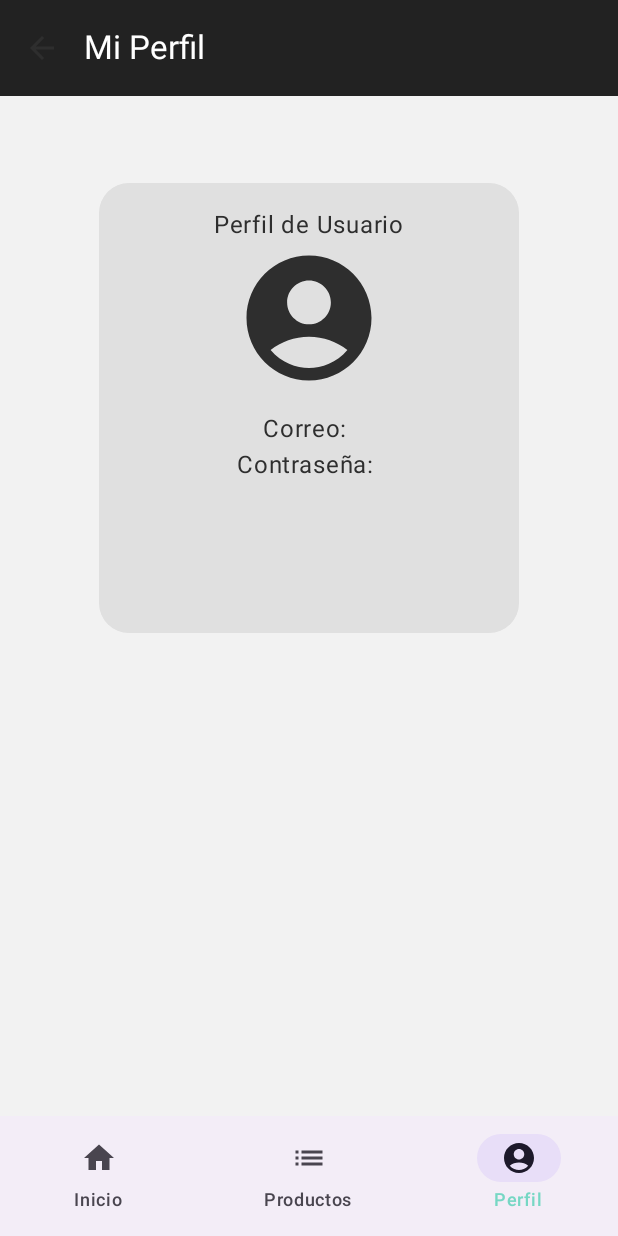
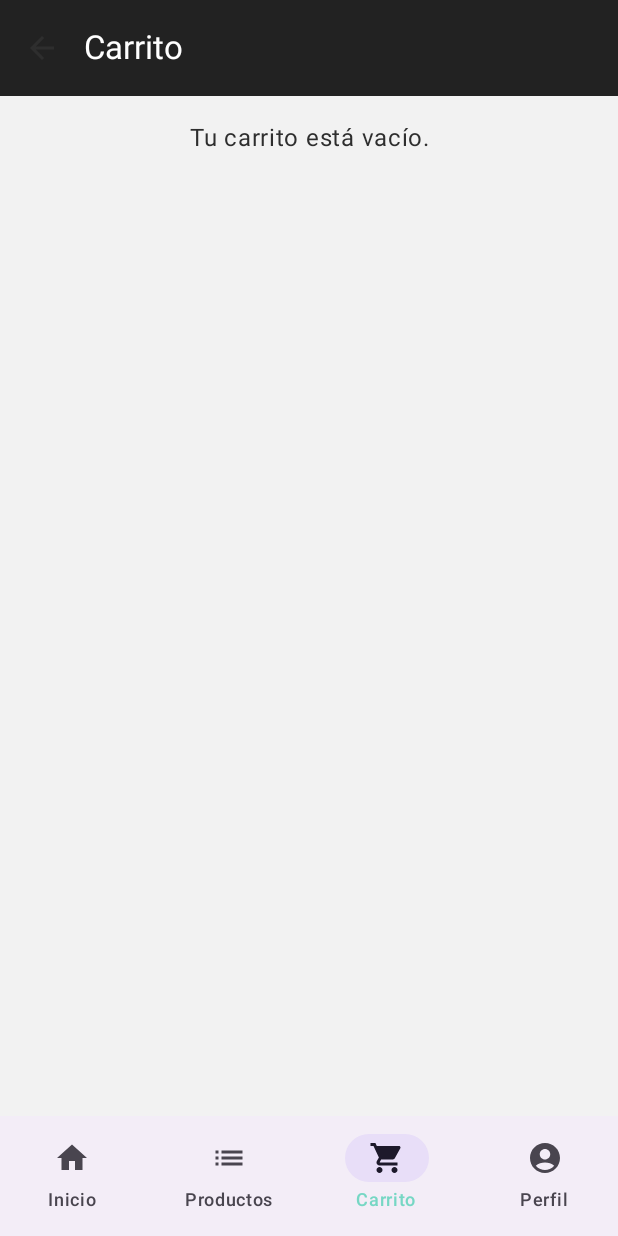
Before and after one commit to Dersatto/DuocTestREAL, an Android app built with Jetpack Compose: the UsuarioScreen screen opened through its navigation route, item 3 of the bottom bar chosen, on a phone screen of 412 x 824 dp. Run offline under Robolectric (Android 15) with nearby library versions, the phone set to English and light mode, and no system bars; our stand-ins replace Room's generated code; 2 statements that could not run were skipped.

Commit message:
Carrito,Compras Y Animacion Slice

```diff
--- a/app/src/main/java/com/dersad/duoctest/MainActivity.kt
+++ b/app/src/main/java/com/dersad/duoctest/MainActivity.kt
@@ -14,6 +14,8 @@ import androidx.compose.material.icons.filled.ShoppingCart
 import androidx.compose.material.icons.filled.Add
 import androidx.compose.material.icons.filled.Info
 import androidx.compose.material.icons.automirrored.filled.List
+import androidx.compose.material3.Badge
+import androidx.compose.material3.BadgedBox
 import androidx.compose.material3.DrawerValue
 import androidx.compose.material3.ExperimentalMaterial3Api
 import androidx.compose.material3.Icon
@@ -28,6 +30,7 @@ import androidx.compose.material3.Text
 import androidx.compose.material3.TopAppBar
 import androidx.compose.material3.rememberDrawerState
 import androidx.compose.runtime.Composable
+import androidx.compose.runtime.collectAsState
 import androidx.compose.runtime.getValue
 import androidx.compose.runtime.rememberCoroutineScope
 import androidx.compose.ui.Modifier
@@ -76,6 +79,7 @@ fun AppEcommerce() {
 
     val cartViewModel: CartViewModel = viewModel()
     val usuarioViewModel: UsuarioViewModel = viewModel()
+    val cartItems by cartViewModel.cartItems.collectAsState()
 
     val navItems = listOf(
         NavItem("home", "Bienvenido", Icons.Default.Home),
@@ -89,6 +93,7 @@ fun AppEcommerce() {
     val bottomNavItems = listOf(
         NavItem("home", "Inicio", Icons.Default.Home),
         NavItem("products", "Productos", Icons.AutoMirrored.Filled.List),
+        NavItem("cart", "Carrito", Icons.Filled.ShoppingCart),
         NavItem("user", "Perfil", Icons.Default.AccountCircle)
     )
 
@@ -147,7 +152,19 @@ fun AppEcommerce() {
                     NavigationBar {
                         bottomNavItems.forEach { item ->
                             NavigationBarItem(
-                                icon = { Icon(item.icon, contentDescription = item.label) },
+                                icon = {
+                                    if (item.route == "cart") {
+                                        BadgedBox(badge = {
+                                            if (cartItems.isNotEmpty()) {
+                                                Badge { Text("${cartItems.size}") }
+                                            }
+                                        }) {
+                                            Icon(item.icon, contentDescription = item.label)
+                                        }
+                                    } else {
+                                        Icon(item.icon, contentDescription = item.label)
+                                    }
+                                },
                                 label = { Text(item.label) },
                                 selected = currentRoute == item.route,
                                 onClick = {
@@ -171,7 +188,7 @@ fun AppEcommerce() {
             ) {
                 composable("home") { HomeScreen(cartViewModel = cartViewModel) }
                 composable("products") { PantallaProductos(navController, cartViewModel = cartViewModel) }
-                composable("cart") { PantallaCarrito(vm = cartViewModel) }
+                composable("cart") { PantallaCarrito(vm = cartViewModel, usuarioViewModel = usuarioViewModel) }
                 composable("login") { LoginScreen(navController, usuarioViewModel) }
                 composable("user") { UsuarioScreen(usuarioViewModel) }
                 composable("addproduct") { ProductAddView(navController) }
--- a/app/src/main/java/com/dersad/duoctest/data/AppDatabase.kt
+++ b/app/src/main/java/com/dersad/duoctest/data/AppDatabase.kt
@@ -10,7 +10,7 @@ import kotlinx.coroutines.CoroutineScope
 import kotlinx.coroutines.Dispatchers
 import kotlinx.coroutines.launch
 
-@Database(entities = [Producto::class, Usuario::class], version = 2, exportSchema = false) // Versión actualizada
+@Database(entities = [Producto::class, Usuario::class], version = 2, exportSchema = false)
 abstract class AppDatabase : RoomDatabase() {
     abstract fun productoDao(): ProductoDao
     abstract fun usuarioDao(): UsuarioDao
--- a/app/src/main/java/com/dersad/duoctest/data/Usuario.kt
+++ b/app/src/main/java/com/dersad/duoctest/data/Usuario.kt
@@ -1,5 +1,4 @@
 package com.dersad.duoctest.data
-
 
 import androidx.room.ColumnInfo
 import androidx.room.Entity
@@ -11,5 +10,6 @@ data class Usuario(
     @PrimaryKey(autoGenerate = true) var id: Int = 0,
     @ColumnInfo(name = "correo") var correo: String = "",
     @ColumnInfo(name = "contraseña") var contraseña: String = "",
-    @Ignore val errores: UsuarioErrores = UsuarioErrores()
+    @Ignore val errores: UsuarioErrores = UsuarioErrores(),
+    @Ignore val productosComprados: List<ProductoComprado> = emptyList()
 )
--- a/app/src/main/java/com/dersad/duoctest/data/UsuarioDao.kt
+++ b/app/src/main/java/com/dersad/duoctest/data/UsuarioDao.kt
@@ -1,21 +1,19 @@
 package com.dersad.duoctest.data
 
-import kotlinx.coroutines.flow.Flow
 import androidx.room.Dao
+import androidx.room.Insert
+import androidx.room.OnConflictStrategy
 import androidx.room.Query
-import androidx.room.Upsert
+import androidx.room.Update
 
 @Dao
 interface UsuarioDao {
-
-    @Upsert
-    suspend fun upsert(usuario: Usuario)
-    @Query("SELECT * FROM usuarios ORDER BY id DESC")
+    @Query("SELECT * FROM usuarios")
     suspend fun getAllUsersOnce(): List<Usuario>
 
-    @Query("SELECT * FROM usuarios WHERE id = :id")
-    fun getById(id: Int): Usuario?
+    @Insert(onConflict = OnConflictStrategy.REPLACE)
+    suspend fun upsert(usuario: Usuario)
 
-    @Query("DELETE FROM usuarios")
-    suspend fun clear()
+    @Update
+    suspend fun update(usuario: Usuario)
 }
--- a/app/src/main/java/com/dersad/duoctest/ui/CartViewModel.kt
+++ b/app/src/main/java/com/dersad/duoctest/ui/CartViewModel.kt
@@ -54,4 +54,10 @@ class CartViewModel : ViewModel() {
     fun clearCart() {
         _cartItems.value = emptyMap()
     }
+
+    fun comprar(usuarioViewModel: UsuarioViewModel) {
+        val items = _cartItems.value.values.toList()
+        usuarioViewModel.agregarCompra(items)
+        clearCart()
+    }
 }
--- a/app/src/main/java/com/dersad/duoctest/ui/InfoUsuario.kt
+++ b/app/src/main/java/com/dersad/duoctest/ui/InfoUsuario.kt
@@ -2,10 +2,13 @@ package com.dersad.duoctest.ui
 
 import androidx.compose.foundation.background
 import androidx.compose.foundation.layout.*
+import androidx.compose.foundation.lazy.LazyColumn
+import androidx.compose.foundation.lazy.items
 import androidx.compose.foundation.shape.RoundedCornerShape
 import androidx.compose.material.icons.Icons
 import androidx.compose.material.icons.filled.AccountCircle
 import androidx.compose.material3.Icon
+import androidx.compose.material3.ListItem
 import androidx.compose.material3.Text
 import androidx.compose.runtime.Composable
 import androidx.compose.runtime.getValue
@@ -16,10 +19,12 @@ import androidx.compose.ui.graphics.Color
 import androidx.compose.ui.unit.dp
 import androidx.lifecycle.compose.collectAsStateWithLifecycle
 import androidx.lifecycle.viewmodel.compose.viewModel
+import coil.compose.AsyncImage
 
 @Composable
 fun UsuarioScreen(viewModel: UsuarioViewModel = viewModel()) {
-    val estado by viewModel.estado.collectAsStateWithLifecycle()
+    val usuario by viewModel.usuarioLogueado.collectAsStateWithLifecycle()
+    val totalCompra = usuario?.productosComprados?.sumOf { it.producto.precio * it.quantity } ?: 0.0
 
     Column(
         modifier = Modifier
@@ -54,8 +59,38 @@ fun UsuarioScreen(viewModel: UsuarioViewModel = viewModel()) {
 
             Spacer(modifier = Modifier.height(12.dp))
 
-            Text(text = "Correo: ${estado.correo}")
-            Text(text = "Contraseña: ${estado.contraseña}")
+            usuario?.let {
+                Text(text = "Correo: ${it.correo}")
+                Text(text = "Contraseña: ${it.contraseña}")
+                Spacer(modifier = Modifier.height(16.dp))
+                Text("Total de la compra: ${formatClp(totalCompra)}")
+            }
+        }
+
+        Spacer(modifier = Modifier.height(20.dp))
+
+        Text("Productos Comprados")
+        LazyColumn {
+            if (usuario?.productosComprados?.isEmpty() == true) {
+                item {
+                    Text("No has comprado productos.")
+                }
+            } else {
+                items(usuario?.productosComprados ?: emptyList()) { productoComprado ->
+                    ListItem(
+                        leadingContent = {
+                            AsyncImage(
+                                model = productoComprado.producto.imageResId,
+                                contentDescription = "Imagen de ${productoComprado.producto.nombre}",
+                                modifier = Modifier.size(64.dp)
+                            )
+                        },
+                        headlineContent = { Text(productoComprado.producto.nombre) },
+                        supportingContent = { Text("Cantidad: ${productoComprado.quantity}") },
+                        trailingContent = { Text(formatClp(productoComprado.producto.precio * productoComprado.quantity)) }
+                    )
+                }
+            }
         }
     }
 }
--- a/app/src/main/java/com/dersad/duoctest/ui/PantallaCarrito.kt
+++ b/app/src/main/java/com/dersad/duoctest/ui/PantallaCarrito.kt
@@ -1,5 +1,6 @@
 package com.dersad.duoctest.ui
 
+import android.widget.Toast
 import androidx.compose.foundation.layout.Arrangement
 import androidx.compose.foundation.layout.Column
 import androidx.compose.foundation.layout.Row
@@ -21,6 +22,7 @@ import androidx.compose.runtime.Composable
 import androidx.compose.runtime.getValue
 import androidx.compose.ui.Alignment
 import androidx.compose.ui.Modifier
+import androidx.compose.ui.platform.LocalContext
 import androidx.compose.ui.unit.dp
 import androidx.lifecycle.compose.collectAsStateWithLifecycle
 import androidx.lifecycle.viewmodel.compose.viewModel
@@ -30,8 +32,9 @@ import androidx.compose.foundation.layout.fillMaxWidth
 
 import androidx.compose.ui.text.style.TextAlign
 @Composable
-fun PantallaCarrito(vm: CartViewModel = viewModel()) {
+fun PantallaCarrito(vm: CartViewModel = viewModel(), usuarioViewModel: UsuarioViewModel = viewModel()) {
     val cartItems by vm.cartItems.collectAsStateWithLifecycle()
+    val context = LocalContext.current
 
 
     val itemsList = cartItems.values.toList()
@@ -106,7 +109,10 @@ fun PantallaCarrito(vm: CartViewModel = viewModel()) {
 
 
                 //este botón podría tener animación
-                Button(onClick = { }) {
+                Button(onClick = {
+                    vm.comprar(usuarioViewModel)
+                    Toast.makeText(context, "Gracias por tu compra", Toast.LENGTH_SHORT).show()
+                }) {
                     Text("Comprar")
                 }
             }
```
Also changed, not shown: app/src/main/java/com/dersad/duoctest/ui/HomeScreen.kt (+32 -2 lines), app/src/main/java/com/dersad/duoctest/ui/UsuarioViewModel.kt (+8 -0 lines).
